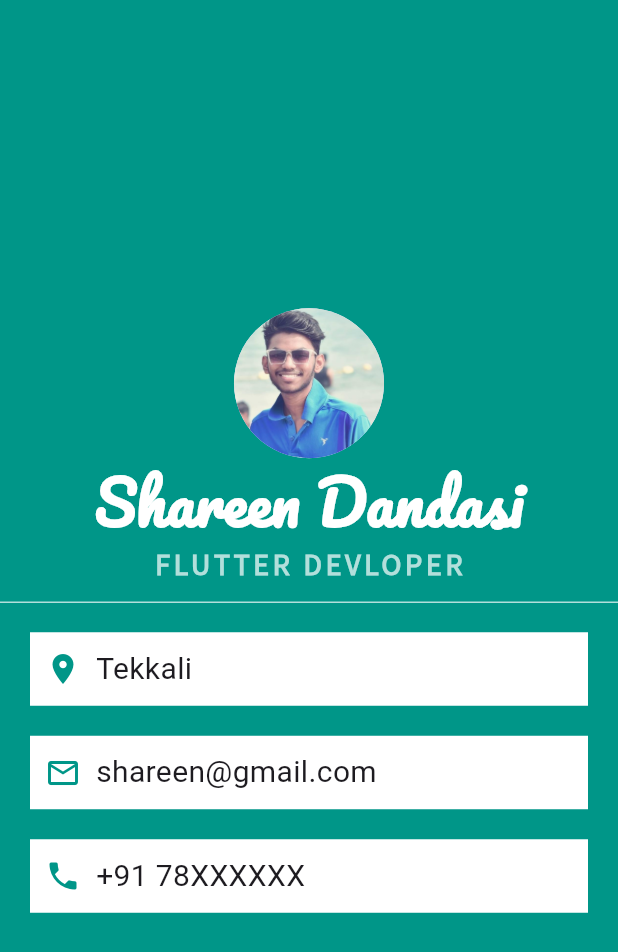
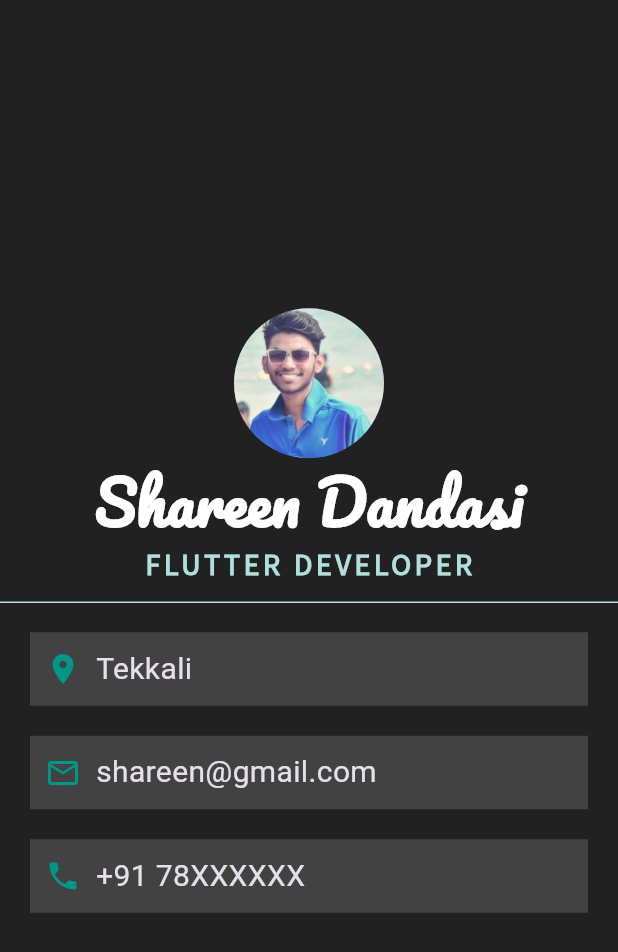
Before and after one commit to codewithsharu/flutter-mi-card, a Flutter app: the screen it shows after launch, on a phone screen of 412 x 824 dp. Shown: the top 952 px of the screen. Run offline on Flutter 3.47's test engine with Material 3 defaults, Android fonts, the phone set to English and light mode, and no system bars.

Commit message:
dark theme

```diff
--- a/lib/main.dart
+++ b/lib/main.dart
@@ -1,19 +1,18 @@
 import 'package:flutter/material.dart';
 
 void main() {
-  runApp(
-      Myapp()
-  );
+  runApp(MyApp());
 }
 
-class Myapp extends StatelessWidget {
-  const Myapp({super.key});
+class MyApp extends StatelessWidget {
+  const MyApp({Key? key}) : super(key: key);
 
   @override
   Widget build(BuildContext context) {
     return MaterialApp(
+      theme: ThemeData.dark(), // Setting dark theme
       home: Scaffold(
-        backgroundColor: Colors.teal,
+        backgroundColor: Colors.grey[900], // Background color for dark theme
         body: SafeArea(
           child: Column(
             mainAxisAlignment: MainAxisAlignment.center,
@@ -22,23 +21,25 @@ class Myapp extends StatelessWidget {
                 radius: 50.0,
                 backgroundImage: AssetImage('images/profile.jpg'),
               ),
-              Text('Shareen Dandasi',style: TextStyle(
+              Text(
+                'Shareen Dandasi',
+                style: TextStyle(
                   fontSize: 40.0,
                   fontWeight: FontWeight.bold,
-                fontFamily:'Pacifico',
+                  fontFamily: 'Pacifico',
                   color: Colors.white,
                 ),
               ),
-
-              Text('FLUTTER DEVLOPER',style: TextStyle(
+              Text(
+                'FLUTTER DEVELOPER',
+                style: TextStyle(
                   fontSize: 20.0,
                   letterSpacing: 2.5,
-                fontFamily:'Source Sans Pro',
+                  fontFamily: 'Source Sans Pro',
                   color: Colors.teal.shade100,
                   fontWeight: FontWeight.bold,
                 ),
               ),
-
               SizedBox(
                 height: 20.0,
                 child: Divider(
@@ -46,9 +47,9 @@ class Myapp extends StatelessWidget {
                 ),
               ),
               Container(
-                margin:EdgeInsets.symmetric(vertical: 10.0,horizontal: 20.0),
+                margin: EdgeInsets.symmetric(vertical: 10.0, horizontal: 20.0),
                 padding: EdgeInsets.all(10.0),
-                color: Colors.white,
+                color: Colors.grey[800], // Adjusted container color for dark theme
                 child: Row(
                   children: [
                     Icon(
@@ -58,19 +59,19 @@ class Myapp extends StatelessWidget {
                     SizedBox(
                       width: 10.0,
                     ),
-                    Text('Tekkali '
-                      ,style: TextStyle(
+                    Text(
+                      'Tekkali',
+                      style: TextStyle(
                         fontSize: 20.0,
-
                       ),
                     )
                   ],
                 ),
               ),
               Container(
-                margin:EdgeInsets.symmetric(vertical: 10.0,horizontal: 20.0),
+                margin: EdgeInsets.symmetric(vertical: 10.0, horizontal: 20.0),
                 padding: EdgeInsets.all(10.0),
-                color: Colors.white,
+                color: Colors.grey[800], // Adjusted container color for dark theme
                 child: Row(
                   children: [
                     Icon(
@@ -80,20 +81,19 @@ class Myapp extends StatelessWidget {
                     SizedBox(
                       width: 10.0,
                     ),
-                    Text('shareen@gmail.com'
-                      ,style: TextStyle(
+                    Text(
+                      'shareen@gmail.com',
+                      style: TextStyle(
                         fontSize: 20.0,
-
                       ),
                     )
                   ],
                 ),
               ),
-
               Container(
-                margin:EdgeInsets.symmetric(vertical: 10.0,horizontal: 20.0),
+                margin: EdgeInsets.symmetric(vertical: 10.0, horizontal: 20.0),
                 padding: EdgeInsets.all(10.0),
-                color: Colors.white,
+                color: Colors.grey[800], // Adjusted container color for dark theme
                 child: Row(
                   children: [
                     Icon(
@@ -103,17 +103,15 @@ class Myapp extends StatelessWidget {
                     SizedBox(
                       width: 10.0,
                     ),
-                    Text('+91 78XXXXXX'
-                      ,style: TextStyle(
+                    Text(
+                      '+91 78XXXXXX',
+                      style: TextStyle(
                         fontSize: 20.0,
-
                       ),
                     )
                   ],
                 ),
               ),
-
-
             ],
           ),
         ),
```
Lines whose indentation alone changed are shown as unchanged.
